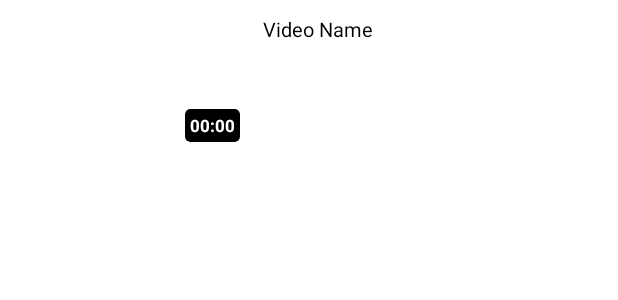
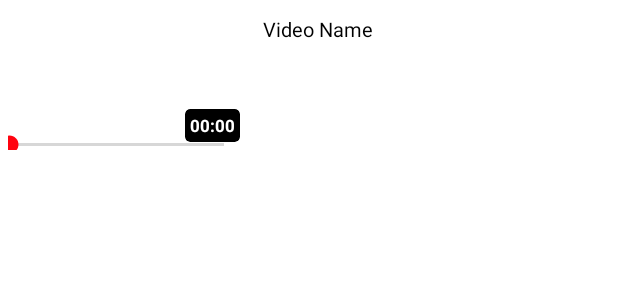
Before and after one commit to trinhcongson2003/appvideo, an Android app: the layout row_history.xml on its own in the app's theme, with its tools: preview values and no code run, on a phone screen of 412 x 824 dp. Shown: the top 300 px of the screen. Run offline under Robolectric (Android 15) with nearby library versions, the phone set to English and light mode, and no system bars.

Commit message:
luc_upadate------aa

```diff
--- a/app/src/main/java/com/example/myapplication/HistoryAdapter.java
+++ b/app/src/main/java/com/example/myapplication/HistoryAdapter.java
@@ -8,6 +8,7 @@ import android.view.ViewGroup;
 import android.widget.BaseAdapter;
 import android.widget.ImageView;
 import android.widget.RelativeLayout;
+import android.widget.SeekBar;
 import android.widget.TextView;
 
 import java.util.ArrayList;
@@ -43,6 +44,7 @@ public class HistoryAdapter extends BaseAdapter{
         TextView txtTongTG, txtTenVid;
         ImageView imgVid;
         RelativeLayout layout;
+        SeekBar seekBar;
     }
     @Override
     public View getView(int i, View view, ViewGroup viewGroup) {
@@ -55,6 +57,7 @@ public class HistoryAdapter extends BaseAdapter{
             holder.txtTenVid = view.findViewById(R.id.vidNameH);
             holder.imgVid = view.findViewById(R.id.vidImgH);
             holder.layout=view.findViewById(R.id.layoutHistory);
+            holder.seekBar=view.findViewById(R.id.seekBar);
             view.setTag(holder);
         } else {
             holder = (HistoryAdapter.ViewHolder) view.getTag();
@@ -76,6 +79,8 @@ public class HistoryAdapter extends BaseAdapter{
                 context.startActivity(intent);
             }
         });
+        holder.seekBar.setMax(video.getTongTG()/1000+1);
+        holder.seekBar.setProgress(video.getTimeline());
         return view;
     }
 }
--- a/app/src/main/java/com/example/myapplication/HomeAdapter.java
+++ b/app/src/main/java/com/example/myapplication/HomeAdapter.java
@@ -52,7 +52,7 @@ public class HomeAdapter extends BaseAdapter {
             holder = (ViewHolder) view.getTag();
         }
         Video video = VideoList.get(i);
-        int d = video.getTongTG();
+        int d = video.getTongTG()+1000;
         String duration = String.format("%d:%d", TimeUnit.MILLISECONDS.toMinutes(d), TimeUnit.MILLISECONDS.toSeconds(d) - TimeUnit.MINUTES.toSeconds(TimeUnit.MILLISECONDS.toMinutes(d)));
         holder.txtTongTG.setText(duration);
         holder.txtTenVid.setText(video.getTenVD());
--- a/app/src/main/java/com/example/myapplication/HomeFragment.java
+++ b/app/src/main/java/com/example/myapplication/HomeFragment.java
@@ -59,8 +59,8 @@ public class HomeFragment extends Fragment implements AdapterView.OnItemClickLis
             int tongtg = dataVideo.getInt(5);
             int history = dataVideo.getInt(6);
             MainActivity.listHomeVideo.add(new Video(id, ten, url, idthumb, timeline, tongtg, history  ));
-            homeAdapter.notifyDataSetChanged();
         }
+        homeAdapter.notifyDataSetChanged();
     }
 
     @Override
--- a/app/src/main/res/layout/activity_play_video.xml
+++ b/app/src/main/res/layout/activity_play_video.xml
@@ -138,6 +138,7 @@
                 android:textStyle="bold" />
 
             <TextView
+                android:id="@+id/title"
                 android:layout_width="wrap_content"
                 android:layout_height="wrap_content"
                 android:paddingLeft="15dp"
--- a/app/src/main/res/layout/fragment_you.xml
+++ b/app/src/main/res/layout/fragment_you.xml
@@ -111,7 +111,7 @@
                 android:id="@+id/historyTextView"
                 android:layout_width="wrap_content"
                 android:layout_height="wrap_content"
-                android:text="Lịch sử hôm nay"
+                android:text="Lịch sử"
                 android:layout_marginTop="16dp"
                 android:layout_marginLeft="20dp"
                />
--- a/app/src/main/res/layout/row_history.xml
+++ b/app/src/main/res/layout/row_history.xml
@@ -10,18 +10,32 @@
     android:paddingLeft="5dp"
     android:paddingBottom="10dp">
 
-    <ImageView
-        android:id="@+id/vidImgH"
+    <RelativeLayout
+        android:id="@+id/layoutVideo"
         android:layout_width="160dp"
-        android:layout_height="90dp"
-        android:background="@drawable/round_outline"
-        android:clipToOutline="true"/>
+        android:layout_height="90dp">
+        <ImageView
+            android:id="@+id/vidImgH"
+            android:layout_width="160dp"
+            android:layout_height="90dp"
+            android:background="@drawable/round_outline"
+            android:clipToOutline="true"/>
+        <SeekBar
+            android:id="@+id/seekBar"
+            android:layout_width="match_parent"
+            android:layout_height="wrap_content"
+            android:layout_alignParentBottom="true"
+            android:layout_marginLeft="-15dp"
+            android:layout_marginBottom="-5dp"
+            android:progressTint="#ff030f"
+            android:thumbTint="#ff030f"/>
+    </RelativeLayout>
     <TextView
         android:id="@+id/vidTongTGH"
         android:layout_width="wrap_content"
         android:layout_height="wrap_content"
-        android:layout_alignEnd="@id/vidImgH"
-        android:layout_alignBottom="@id/vidImgH"
+        android:layout_alignEnd="@id/layoutVideo"
+        android:layout_alignBottom="@id/layoutVideo"
         android:layout_marginRight="5dp"
         android:layout_marginBottom="5dp"
         android:background="@drawable/video_time"
@@ -37,7 +51,7 @@
         android:layout_width="wrap_content"
         android:layout_height="wrap_content"
         android:layout_marginLeft="10dp"
-        android:layout_toRightOf="@+id/vidImgH"
+        android:layout_toRightOf="@+id/layoutVideo"
         android:text="Video Name"
         android:textColor="@color/black"
         android:textSize="13dp"
```
Also changed, not shown: app/src/main/java/com/example/myapplication/MainActivity.java (+15 -16 lines), app/src/main/java/com/example/myapplication/PlayVideoActivity.java (+72 -10 lines), app/src/main/res/drawable/history_selector.xml (added, +8 -0 lines).
